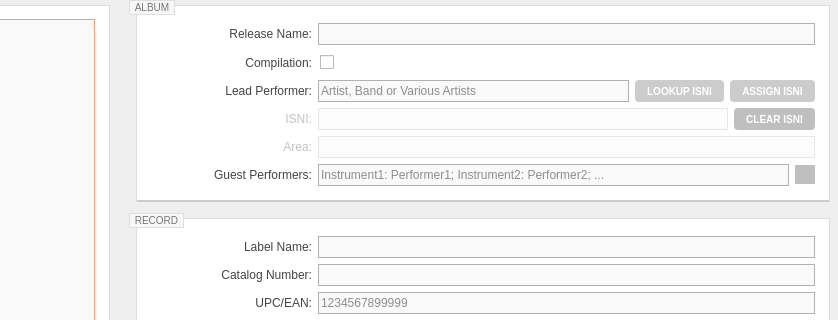
Above: resources/ui/album_page.ui from Iconoclasteinc/tgit before the change; both pictures show x 280 to 1118 and y 0 to 320 of the 1118 by 656 pixel window. Below: the same form after it.
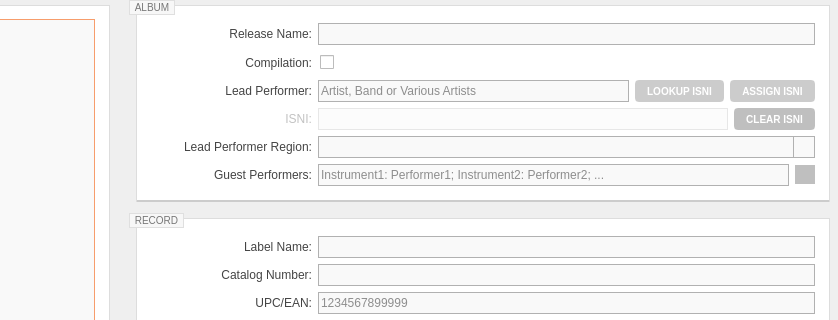
That is the form after the change. Icons and pictures are not drawn. Custom widgets are drawn as their Qt base class.

Commit message: We can now select the lead performer's region of origin.

```diff
--- a/resources/ui/album_page.ui
+++ b/resources/ui/album_page.ui
@@ -818,25 +818,15 @@
           </widget>
          </item>
          <item row="4" column="0">
-          <widget class="QLabel" name="area_caption">
-           <property name="enabled">
-            <bool>false</bool>
-           </property>
+          <widget class="QLabel" name="_lead_performer_region_caption">
            <property name="text">
-            <string>Area:</string>
+            <string>Lead Performer Region:</string>
            </property>
            <property name="alignment">
             <set>Qt::AlignRight|Qt::AlignTrailing|Qt::AlignVCenter</set>
            </property>
            <property name="buddy">
-            <cstring>area</cstring>
-           </property>
-          </widget>
-         </item>
-         <item row="4" column="1">
-          <widget class="QLineEdit" name="area">
-           <property name="enabled">
-            <bool>false</bool>
+            <cstring>_lead_performer_region</cstring>
            </property>
           </widget>
          </item>
@@ -937,6 +927,16 @@
            </property>
           </widget>
          </item>
+         <item row="4" column="1">
+          <widget class="QComboBox" name="_lead_performer_region">
+           <property name="focusPolicy">
+            <enum>Qt::StrongFocus</enum>
+           </property>
+           <property name="editable">
+            <bool>true</bool>
+           </property>
+          </widget>
+         </item>
         </layout>
        </widget>
       </item>
```
Left out of the diff: 1 changed line with no effect on the pictures. The commit also changes 14 other files.
